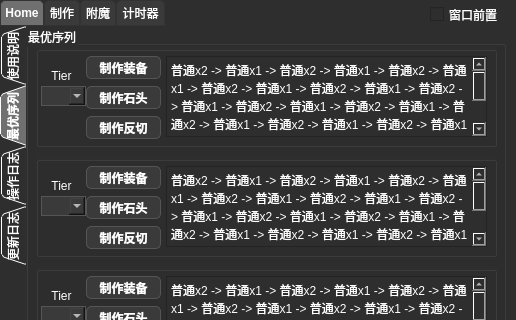
Old version of the form Qt_MVC_cscalc/ui/main_window.ui in the repository Seymour-ye/shoptitans; both pictures show x 0 to 516 and y 0 to 320 of the 516 by 500 pixel window.
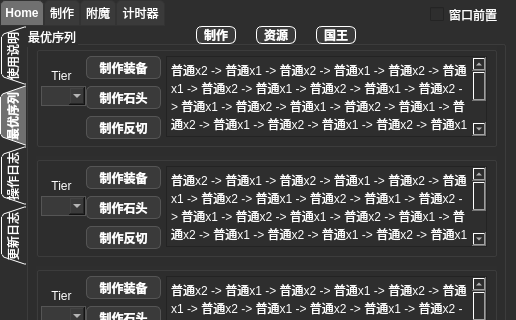
New version of the form. The open tabs and pages were chosen to show the change. Icons and pictures are not drawn.

Commit message: add shortcut button for reset timer in summary pane

```diff
--- a/Qt_MVC_cscalc/ui/main_window.ui
+++ b/Qt_MVC_cscalc/ui/main_window.ui
@@ -843,6 +843,57 @@
           </property>
          </widget>
         </widget>
+        <widget class="QPushButton" name="summary_craft_reset_button">
+         <property name="geometry">
+          <rect>
+           <x>170</x>
+           <y>0</y>
+           <width>40</width>
+           <height>18</height>
+          </rect>
+         </property>
+         <property name="styleSheet">
+          <string notr="true">border: 1px solid #ffffff;  /* 设置边框颜色 */
+        border-radius: 6px;  /* 让边框有一点圆角 */</string>
+         </property>
+         <property name="text">
+          <string>制作</string>
+         </property>
+        </widget>
+        <widget class="QPushButton" name="summary_resource_reset_button">
+         <property name="geometry">
+          <rect>
+           <x>230</x>
+           <y>0</y>
+           <width>40</width>
+           <height>18</height>
+          </rect>
+         </property>
+         <property name="styleSheet">
+          <string notr="true">border: 1px solid #ffffff;  /* 设置边框颜色 */
+        border-radius: 6px;  /* 让边框有一点圆角 */</string>
+         </property>
+         <property name="text">
+          <string>资源</string>
+         </property>
+        </widget>
+        <widget class="QPushButton" name="summary_king_reset_button">
+         <property name="geometry">
+          <rect>
+           <x>290</x>
+           <y>0</y>
+           <width>40</width>
+           <height>18</height>
+          </rect>
+         </property>
+         <property name="styleSheet">
+          <string notr="true">border: 1px solid #ffffff;  /* 设置边框颜色 */
+        border-radius: 6px;  /* 让边框有一点圆角 */</string>
+         </property>
+         <property name="text">
+          <string>国王</string>
+         </property>
+        </widget>
        </widget>
       </widget>
       <widget class="QWidget" name="log_tab">
```
Left out of the diff: 2 changed lines with no effect on the pictures. The commit also changes 5 other files.
